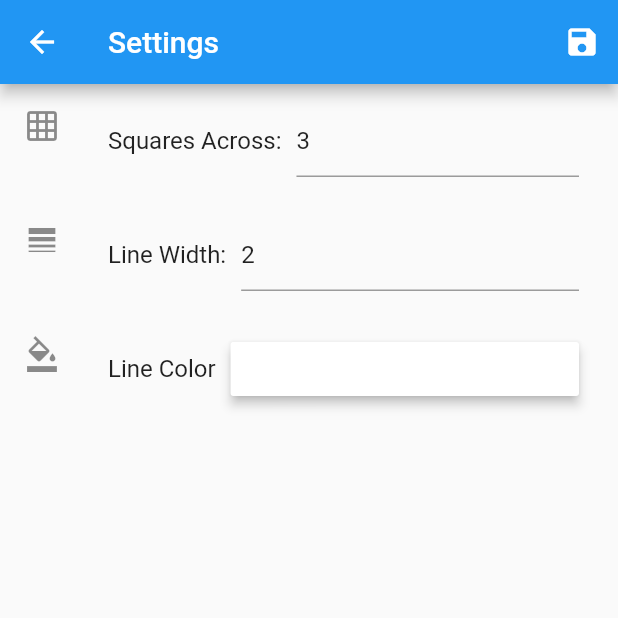
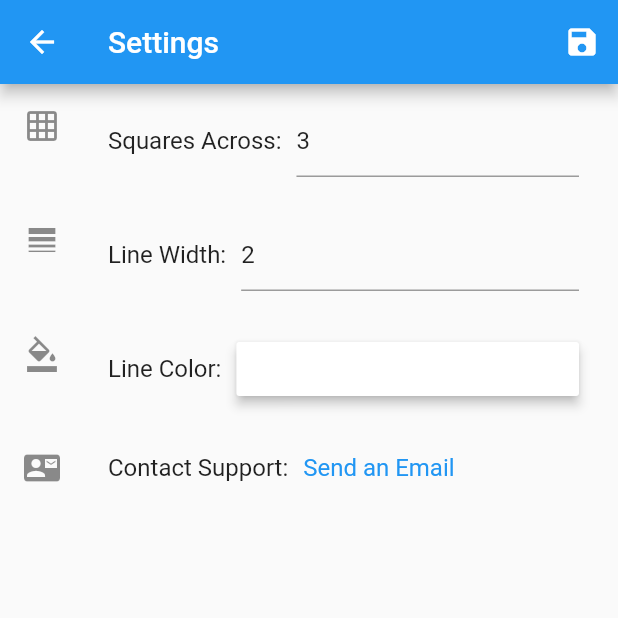
Before and after one commit to mymikemiller/grid_overlay, a Flutter app: the screen it shows after launch, after a tap on the "settings" icon, on a phone screen of 412 x 824 dp, the top half of it. Run offline on Flutter 3.47's test engine with Material 2 defaults, Android fonts, the phone set to English and light mode, and no system bars; our stand-ins replace camera, flutter_colorpicker, shared_preferences.

Commit message:
Adding support email

```diff
--- a/lib/settings_screen.dart
+++ b/lib/settings_screen.dart
@@ -1,6 +1,7 @@
 import 'package:flutter/material.dart';
 import 'package:shared_preferences/shared_preferences.dart';
 import 'package:flutter_colorpicker/flutter_colorpicker.dart';
+import 'package:url_launcher/url_launcher.dart';
 
 class SettingsScreen extends StatefulWidget {
   final int columns;
@@ -68,6 +69,15 @@ class SettingsScreenState extends State<SettingsScreen> {
     Navigator.of(context).pop();
   }
 
+  void _sendSupportEmail() async {
+    const url = 'mailto:mikem.exe@gmail.com?subject=Grid%20Overlay';
+    if (await canLaunch(url)) {
+      await launch(url);
+    } else {
+      throw 'Could not launch $url';
+    }
+  }
+
   Widget _numericalField(
       {String title, Icon icon, TextEditingController controller}) {
     return ListTile(
@@ -102,7 +112,7 @@ class SettingsScreenState extends State<SettingsScreen> {
       leading: Icon(Icons.format_color_fill),
       title: Row(
         children: <Widget>[
-          Text("Line Color"),
+          Text("Line Color:"),
           Expanded(
             child: Padding(
               padding: EdgeInsets.all(10.0),
@@ -149,6 +159,29 @@ class SettingsScreenState extends State<SettingsScreen> {
         textColor: Colors.white);
   }
 
+  Widget _contactSupport() {
+    return ListTile(
+      leading: Icon(Icons.contact_mail),
+      title: Row(
+        children: <Widget>[
+          Text("Contact Support:"),
+          Expanded(
+            child: Padding(
+              padding: EdgeInsets.all(10.0),
+              child: new InkWell(
+                child: new Text(
+                  "Send an Email",
+                  style: new TextStyle(color: Colors.blue),
+                ),
+                onTap: _sendSupportEmail,
+              ),
+            ),
+          ),
+        ],
+      ),
+    );
+  }
+
   @override
   Widget build(BuildContext context) {
     return new Scaffold(
@@ -178,6 +211,7 @@ class SettingsScreenState extends State<SettingsScreen> {
                   icon: Icon(Icons.line_weight),
                   controller: _lineWidthController),
               _lineColorField(),
+              _contactSupport(),
             ],
           ),
         ));
--- a/pubspec.yaml
+++ b/pubspec.yaml
@@ -13,6 +13,7 @@ dependencies:
   path_provider:
   shared_preferences: "^0.4.2"
   flutter_colorpicker: any
+  url_launcher: "^3.0.3"
 
 dev_dependencies:
   flutter_test:
```
Also changed, not shown: pubspec.lock, 1 other file.
